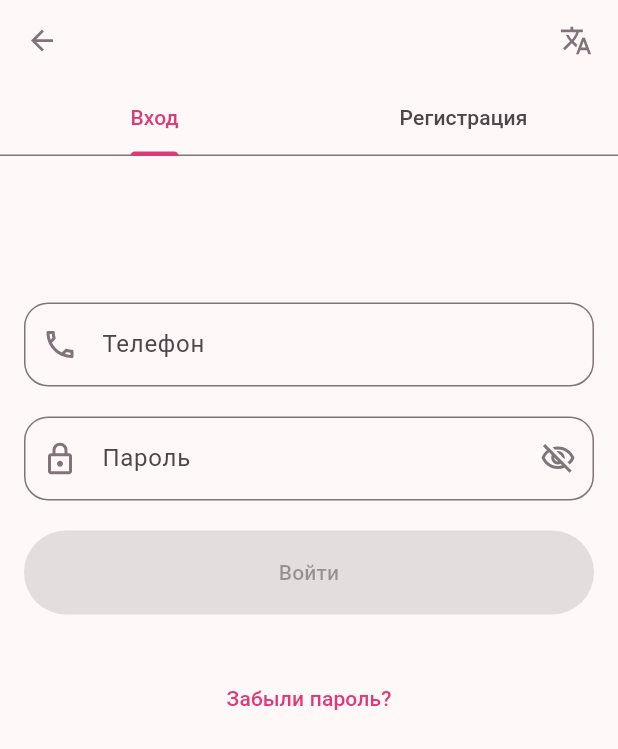
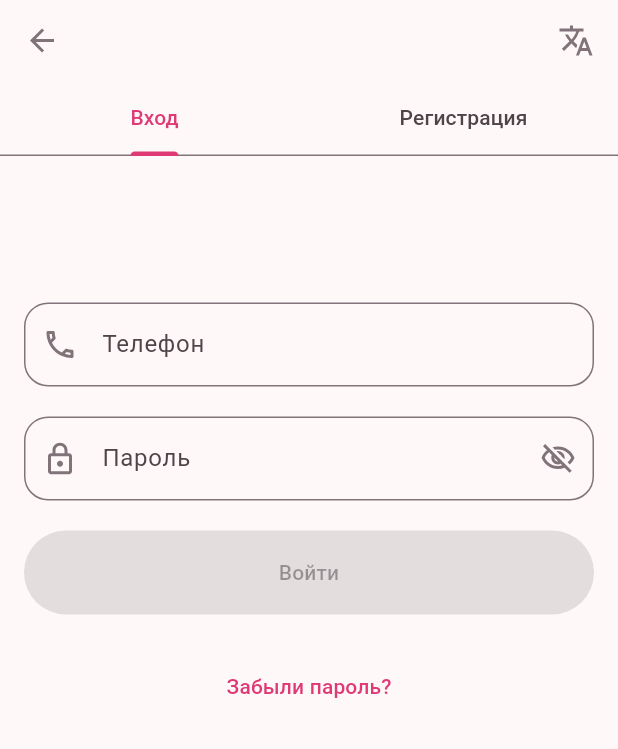
Before and after one commit to St1chaKooky/buy_and_dot, a Flutter app: the screen it shows after launch, on a phone screen of 412 x 824 dp. Shown: the top 749 px of the screen. Run offline on Flutter 3.47's test engine with Material 3 defaults, Android fonts, the phone set to English and light mode, and no system bars; our stand-ins replace flutter_svg, go_router.

Commit message:
auth ver final

```diff
--- /dev/null
+++ b/lib/core/domain/router/router.dart
@@ -0,0 +1,23 @@
+import 'package:buy_and_dot/feature/auth/presentation/auth_screen.dart';
+import 'package:buy_and_dot/feature/forgot_password/presentation/forgot_password_screen.dart';
+import 'package:buy_and_dot/feature/splash/presentation/splash_screen.dart';
+import 'package:go_router/go_router.dart';
+
+// GoRouter configuration
+final router = GoRouter(
+  initialLocation: '/',
+  routes: [
+    GoRoute(
+      path: '/',
+      builder: (context, state) => const SplashScreen(),
+    ),
+    GoRoute(
+        path: '/auth',
+        builder: (context, state) => const AuthScreen(),
+        routes: [
+          GoRoute(
+              path: 'forgotPassword',
+              builder: (context, state) => const ForgotPasswordScreen()),
+        ]),
+  ],
+);
--- a/lib/core/presentation/widget/buttons/button_field.dart
+++ b/lib/core/presentation/widget/buttons/button_field.dart
@@ -23,6 +23,7 @@ class _MyFilledButtonState extends State<MyFilledButton> {
         width: double.infinity,
         child: ElevatedButton(
             style: ElevatedButton.styleFrom(
+              shadowColor: Colors.amber.withOpacity(0),
               shape: RoundedRectangleBorder(
                 borderRadius: BorderRadius.circular(100.0),
               ),
--- a/lib/core/presentation/widget/buttons/button_text.dart
+++ b/lib/core/presentation/widget/buttons/button_text.dart
@@ -2,11 +2,13 @@ import 'package:buy_and_dot/theme/collections/color_collection.dart/color_manage
 import 'package:flutter/material.dart';
 
 class MyTextButton extends StatefulWidget {
+  final double verticalPadding;
   final void Function() onTapButton;
   final String textButton;
 
   const MyTextButton({
     super.key,
+    this.verticalPadding = 18,
     required this.onTapButton,
     required this.textButton,
   });
@@ -20,8 +22,9 @@ class _MyTextButtonState extends State<MyTextButton> {
   Widget build(BuildContext context) {
     return SizedBox(
         width: double.infinity,
-        child: TextButton(
-            style: TextButton.styleFrom(
+        child: ElevatedButton(
+            style: ElevatedButton.styleFrom(
+                shadowColor: Colors.amber.withOpacity(0),
                 shape: RoundedRectangleBorder(
                   borderRadius: BorderRadius.circular(100.0),
                 ),
@@ -29,7 +32,7 @@ class _MyTextButtonState extends State<MyTextButton> {
                 foregroundColor: ColorCollection.primary),
             onPressed: () {},
             child: Padding(
-              padding: const EdgeInsets.symmetric(vertical: 18),
+              padding: EdgeInsets.symmetric(vertical: 18),
               child: Text(
                 widget.textButton,
               ),
--- /dev/null
+++ b/lib/core/presentation/widget/icon_button/standard_icon_button.dart
@@ -0,0 +1,37 @@
+import 'package:flutter/material.dart';
+import 'package:flutter_svg/svg.dart';
+
+class MyStandardIconButton extends StatefulWidget {
+  final String iconFromCollection;
+  final double widthIcon;
+  final double heightIcon;
+  final void Function() onIconTap;
+  const MyStandardIconButton(
+      {super.key,
+      required this.iconFromCollection,
+      this.widthIcon = 24,
+      this.heightIcon = 24,
+      required this.onIconTap});
+
+  @override
+  State<MyStandardIconButton> createState() => _MyStandardIconButtonState();
+}
+
+class _MyStandardIconButtonState extends State<MyStandardIconButton> {
+  @override
+  Widget build(BuildContext context) {
+    return Container(
+      width: 48,
+      height: 48,
+      child: IconButton(
+        onPressed: () {},
+        icon: SvgPicture.asset(
+          width: widget.widthIcon,
+          height: widget.heightIcon,
+          fit: BoxFit.none,
+          widget.iconFromCollection,
+        ),
+      ),
+    );
+  }
+}
--- a/lib/feature/auth/presentation/auth_screen.dart
+++ b/lib/feature/auth/presentation/auth_screen.dart
@@ -1,8 +1,8 @@
+import 'package:buy_and_dot/core/presentation/widget/icon_button/standard_icon_button.dart';
 import 'package:buy_and_dot/feature/auth/sign_in/presentation/sign_in_page.dart';
 import 'package:buy_and_dot/feature/auth/sign_up/presentation/sign_up_page.dart';
 import 'package:buy_and_dot/theme/collections/svg_collection/svg_collection.dart';
 import 'package:flutter/material.dart';
-import 'package:flutter_svg/svg.dart';
 
 class AuthScreen extends StatefulWidget {
   const AuthScreen({super.key});
@@ -19,30 +19,18 @@ class _AuthScreenState extends State<AuthScreen> {
       child: Scaffold(
         appBar: AppBar(
           leading: Padding(
-            padding: const EdgeInsets.symmetric(horizontal: 4, vertical: 8),
-            child: IconButton(
-              onPressed: () {},
-              icon: SvgPicture.asset(
-                width: 24,
-                height: 24,
-                fit: BoxFit.scaleDown,
-                SvgCollection.arrow_back,
-              ),
-            ),
-          ),
+              padding: const EdgeInsets.symmetric(horizontal: 4, vertical: 8),
+              child: MyStandardIconButton(
+                iconFromCollection: SvgCollection.arrow_back,
+                onIconTap: () {},
+              )),
           actions: [
             Padding(
-              padding: const EdgeInsets.symmetric(horizontal: 4, vertical: 8),
-              child: IconButton(
-                onPressed: () {},
-                icon: SvgPicture.asset(
-                  width: 24,
-                  height: 24,
-                  fit: BoxFit.scaleDown,
-                  SvgCollection.trailing,
-                ),
-              ),
-            ),
+                padding: const EdgeInsets.symmetric(horizontal: 4, vertical: 8),
+                child: MyStandardIconButton(
+                  iconFromCollection: SvgCollection.trailing,
+                  onIconTap: () {},
+                )),
           ],
           centerTitle: true,
           elevation: 0,
--- a/lib/main.dart
+++ b/lib/main.dart
@@ -1,4 +1,4 @@
-import 'package:buy_and_dot/feature/auth/presentation/auth_screen.dart';
+import 'package:buy_and_dot/core/domain/router/router.dart';
 import 'package:buy_and_dot/theme/themes/themeData.dart';
 import 'package:flutter/material.dart';
 
@@ -10,11 +10,11 @@ class MyApp extends StatelessWidget {
   const MyApp({super.key});
   @override
   Widget build(BuildContext context) {
-    return MaterialApp(
+    return MaterialApp.router(
       debugShowCheckedModeBanner: false,
       title: 'Buy And Dot',
       theme: themeData,
-      home: const AuthScreen(),
+      routerConfig: router,
     );
   }
 }
--- a/pubspec.yaml
+++ b/pubspec.yaml
@@ -28,9 +28,10 @@ environment:
 # the latest version available on pub.dev. To see which dependencies have newer
 # versions available, run `flutter pub outdated`.
 dependencies:
-  flutter_svg: ^2.0.10+1
   flutter:
     sdk: flutter
+  go_router: ^13.2.0
+  flutter_svg: ^2.0.10+1
 
 
   # The following adds the Cupertino Icons font to your application.
```
Also changed, not shown: lib/core/presentation/widget/checkbox/selected_checkbox.dart (+7 -7 lines), lib/feature/auth/sign_up/presentation/sign_up_page.dart (+5 -5 lines), lib/feature/forgot_password/presentation/forgot_password_screen.dart (added, +15 -0 lines), lib/feature/splash/presentation/splash_screen.dart (+10 -1 lines), pubspec.lock.
